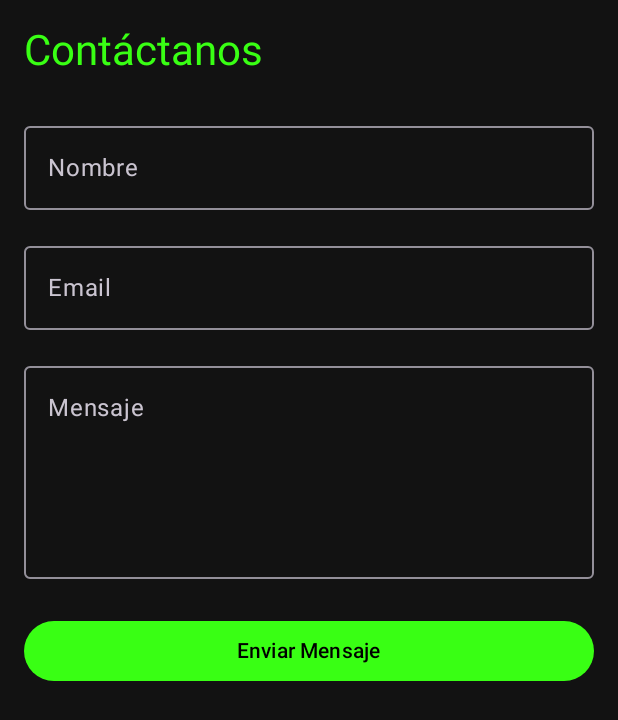
After one commit to Yamato0x/estesiquesix, an Android app built with Jetpack Compose: the composable ContactScreen shown on its own in the app's theme, on a phone screen of 412 x 824 dp. The commit adds this screen. Shown: the top 720 px of the screen. Run offline under Robolectric (Android 15) with nearby library versions, the phone set to English and light mode, and no system bars.

Commit message:
añade screens blogs(1 y 2), nosotros y contacto

```diff
--- /dev/null
+++ b/estesiquesi/frontiz/app/src/main/java/com/example/myapplication/ui/screens/ContactScreen.kt
@@ -0,0 +1,75 @@
+package com.example.myapplication.ui.screens
+
+import androidx.compose.foundation.layout.*
+import androidx.compose.material3.*
+import androidx.compose.runtime.*
+import androidx.compose.ui.Modifier
+import androidx.compose.ui.unit.dp
+
+@Composable
+fun ContactScreen() {
+    var name by remember { mutableStateOf("") }
+    var email by remember { mutableStateOf("") }
+    var message by remember { mutableStateOf("") }
+    var showDialog by remember { mutableStateOf(false) }
+
+    Column(
+        modifier = Modifier
+            .fillMaxSize()
+            .padding(16.dp)
+    ) {
+        Text(
+            text = "Contáctanos",
+            style = MaterialTheme.typography.headlineMedium,
+            color = MaterialTheme.colorScheme.primary
+        )
+        Spacer(modifier = Modifier.height(24.dp))
+
+        OutlinedTextField(
+            value = name,
+            onValueChange = { name = it },
+            label = { Text("Nombre") },
+            modifier = Modifier.fillMaxWidth()
+        )
+        Spacer(modifier = Modifier.height(16.dp))
+
+        OutlinedTextField(
+            value = email,
+            onValueChange = { email = it },
+            label = { Text("Email") },
+            modifier = Modifier.fillMaxWidth()
+        )
+        Spacer(modifier = Modifier.height(16.dp))
+
+        OutlinedTextField(
+            value = message,
+            onValueChange = { message = it },
+            label = { Text("Mensaje") },
+            modifier = Modifier
+                .fillMaxWidth()
+                .height(150.dp),
+            maxLines = 5
+        )
+        Spacer(modifier = Modifier.height(24.dp))
+
+        Button(
+            onClick = { showDialog = true },
+            modifier = Modifier.fillMaxWidth()
+        ) {
+            Text("Enviar Mensaje")
+        }
+
+        if (showDialog) {
+            AlertDialog(
+                onDismissRequest = { showDialog = false },
+                title = { Text("Mensaje Enviado") },
+                text = { Text("Gracias por contactarnos, $name. Te responderemos pronto a $email.") },
+                confirmButton = {
+                    Button(onClick = { showDialog = false }) {
+                        Text("Aceptar")
+                    }
+                }
+            )
+        }
+    }
+}
```
Also changed, not shown: estesiquesi/frontiz/app/src/main/java/com/example/myapplication/ui/screens/AboutUsScreen.kt (added, +45 -0 lines), estesiquesi/frontiz/app/src/main/java/com/example/myapplication/ui/screens/Blog1Screen.kt (added, +59 -0 lines), estesiquesi/frontiz/app/src/main/java/com/example/myapplication/ui/screens/Blog2Screen.kt (added, +59 -0 lines), estesiquesi/frontiz/app/src/main/java/com/example/myapplication/ui/screens/BlogScreen.kt (added, +42 -0 lines), estesiquesi/frontiz/app/src/main/java/com/example/myapplication/ui/screens/HomeScreen.kt (+34 -0 lines), estesiquesi/frontiz/app/src/main/java/com/example/myapplication/ui/screens/MainScreen.kt (+10 -0 lines).
